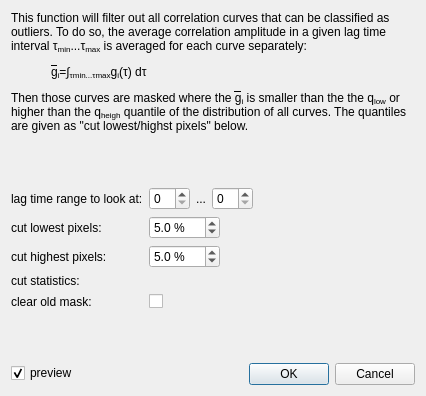
The window that plugins/base_classes/qffinderroneouscorrelationdlg.ui (jkriege2/QuickFit3) describes before a commit, drawn with Qt 5.
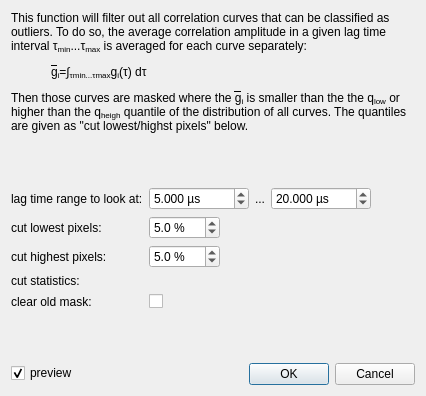
The same window after the commit.

Diff of the .ui file:
```diff
--- a/plugins/base_classes/qffinderroneouscorrelationdlg.ui
+++ b/plugins/base_classes/qffinderroneouscorrelationdlg.ui
@@ -27,7 +27,20 @@
    <item row="2" column="1">
     <layout class="QHBoxLayout" name="horizontalLayout">
      <item>
-      <widget class="QSpinBox" name="spinLagMin"/>
+      <widget class="QDoubleSpinBox" name="spinLagMin">
+       <property name="suffix">
+        <string> µs</string>
+       </property>
+       <property name="decimals">
+        <number>3</number>
+       </property>
+       <property name="maximum">
+        <double>10000.000000000000000</double>
+       </property>
+       <property name="value">
+        <double>5.000000000000000</double>
+       </property>
+      </widget>
      </item>
      <item>
       <widget class="QLabel" name="label">
@@ -37,7 +50,20 @@
       </widget>
      </item>
      <item>
-      <widget class="QSpinBox" name="spinLagMax"/>
+      <widget class="QDoubleSpinBox" name="spinLagMax">
+       <property name="suffix">
+        <string> µs</string>
+       </property>
+       <property name="decimals">
+        <number>3</number>
+       </property>
+       <property name="maximum">
+        <double>10000.000000000000000</double>
+       </property>
+       <property name="value">
+        <double>20.000000000000000</double>
+       </property>
+      </widget>
      </item>
      <item>
       <spacer name="horizontalSpacer">
```
